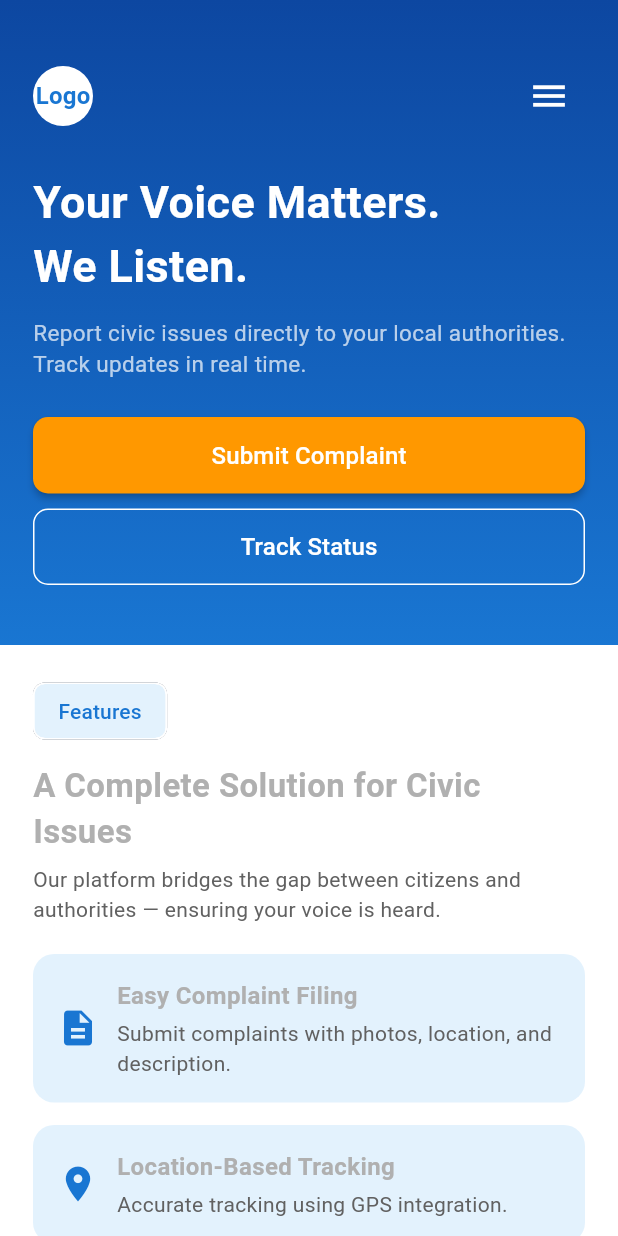
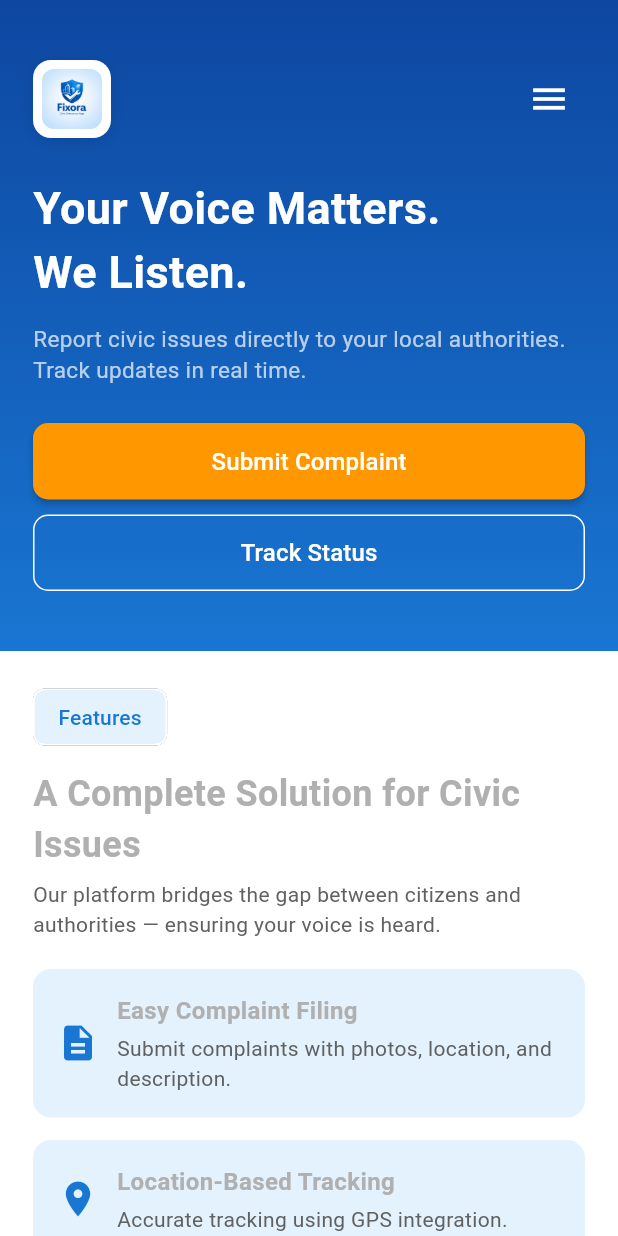
Before and after one commit to kalviumcommunity/S61-1225-ChronoByte-FlutterAndFireBase-Fixora, a Flutter app: the screen it shows after launch, on a phone screen of 412 x 824 dp. Run offline on Flutter 3.47's test engine with Material 3 defaults, Android fonts, the phone set to English and light mode, and no system bars; our stand-ins replace cloud_firestore, firebase_auth, firebase_core, firebase_messaging, firebase_storage, flutter_local_notifications and 1 more; accounts and stored records are empty.

Commit message:
fixed logo size & front size

```diff
--- a/fixora/lib/pages/landing_page/features_section.dart
+++ b/fixora/lib/pages/landing_page/features_section.dart
@@ -12,14 +12,16 @@ class FeaturesSection extends StatelessWidget {
         children: [
           Chip(
             backgroundColor: Colors.blue.shade50,
-            label: Text("Features",
-                style: TextStyle(color: Colors.blue.shade700)),
+            label: Text(
+              "Features",
+              style: TextStyle(color: Colors.blue.shade700),
+            ),
           ),
 
           const SizedBox(height: 10),
           const Text(
             "A Complete Solution for Civic Issues",
-            style: TextStyle(fontSize: 22, fontWeight: FontWeight.bold),
+            style: TextStyle(fontSize: 24, fontWeight: FontWeight.bold),
           ),
 
           const SizedBox(height: 6),
@@ -29,18 +31,36 @@ class FeaturesSection extends StatelessWidget {
           ),
 
           const SizedBox(height: 20),
-          _featureCard(Icons.description, "Easy Complaint Filing",
-              "Submit complaints with photos, location, and description."),
-          _featureCard(Icons.location_on, "Location-Based Tracking",
-              "Accurate tracking using GPS integration."),
-          _featureCard(Icons.notifications, "Real-Time Notifications",
-              "Get notified instantly at every update."),
-          _featureCard(Icons.dashboard, "Transparent Dashboard",
-              "Track complaint status with complete visibility."),
-          _featureCard(Icons.security, "Secure & Anonymous",
-              "Your identity remains fully protected."),
-          _featureCard(Icons.flash_on, "Quick Resolution",
-              "Issues are routed instantly to the right department."),
+          _featureCard(
+            Icons.description,
+            "Easy Complaint Filing",
+            "Submit complaints with photos, location, and description.",
+          ),
+          _featureCard(
+            Icons.location_on,
+            "Location-Based Tracking",
+            "Accurate tracking using GPS integration.",
+          ),
+          _featureCard(
+            Icons.notifications,
+            "Real-Time Notifications",
+            "Get notified instantly at every update.",
+          ),
+          _featureCard(
+            Icons.dashboard,
+            "Transparent Dashboard",
+            "Track complaint status with complete visibility.",
+          ),
+          _featureCard(
+            Icons.security,
+            "Secure & Anonymous",
+            "Your identity remains fully protected.",
+          ),
+          _featureCard(
+            Icons.flash_on,
+            "Quick Resolution",
+            "Issues are routed instantly to the right department.",
+          ),
         ],
       ),
     );
@@ -52,7 +72,7 @@ class FeaturesSection extends StatelessWidget {
       padding: const EdgeInsets.all(16),
       decoration: BoxDecoration(
         color: Colors.blue.shade50,
-        borderRadius: BorderRadius.circular(14),
+        borderRadius: BorderRadius.circular(12),
       ),
       child: Row(
         children: [
@@ -62,13 +82,18 @@ class FeaturesSection extends StatelessWidget {
             child: Column(
               crossAxisAlignment: CrossAxisAlignment.start,
               children: [
-                Text(title,
-                    style: const TextStyle(
-                        fontWeight: FontWeight.bold, fontSize: 16)),
+                Text(
+                  title,
+                  style: const TextStyle(
+                    fontWeight: FontWeight.bold,
+                    fontSize: 16,
+                  ),
+                ),
                 const SizedBox(height: 4),
-                Text(desc,
-                    style:
-                        TextStyle(color: Colors.grey.shade700, fontSize: 14)),
+                Text(
+                  desc,
+                  style: TextStyle(color: Colors.grey.shade700, fontSize: 14),
+                ),
               ],
             ),
           ),
--- a/fixora/lib/pages/landing_page/header_section.dart
+++ b/fixora/lib/pages/landing_page/header_section.dart
@@ -67,13 +67,26 @@ class _HeaderSectionState extends State<HeaderSection> {
           Row(
             mainAxisAlignment: MainAxisAlignment.spaceBetween,
             children: [
-              const CircleAvatar(
-                backgroundColor: Colors.white,
-                child: Text(
-                  "Logo",
-                  style: TextStyle(
-                    color: Color(0xFF1976D2),
-                    fontWeight: FontWeight.bold,
+              Container(
+                padding: const EdgeInsets.all(6),
+                decoration: BoxDecoration(
+                  color: Colors.white,
+                  borderRadius: BorderRadius.circular(12),
+                  boxShadow: [
+                    BoxShadow(
+                      color: Colors.black.withOpacity(0.1),
+                      blurRadius: 8,
+                      offset: const Offset(0, 2),
+                    ),
+                  ],
+                ),
+                child: ClipRRect(
+                  borderRadius: BorderRadius.circular(8),
+                  child: Image.asset(
+                    'assets/images/logo.png',
+                    height: 40,
+                    width: 40,
+                    fit: BoxFit.contain,
                   ),
                 ),
               ),
```
Also changed, not shown: fixora/lib/pages/admin_dashboard/admin_dashboard.dart (+21 -11 lines), fixora/lib/pages/landing_page/footer_section.dart (+30 -18 lines), fixora/lib/pages/landing_page/report_now_section.dart (+8 -2 lines), fixora/lib/pages/landing_page/steps_section.dart (+36 -17 lines), fixora/lib/pages/raise_issue/raise_issue_page.dart (+45 -33 lines), fixora/lib/pages/track_complaint/track_complaint_page.dart (+34 -12 lines), fixora/lib/pages/user_dashboard/dashboard.dart (+3 -4 lines), fixora/lib/widgets/auth_widgets.dart (+6 -6 lines).
